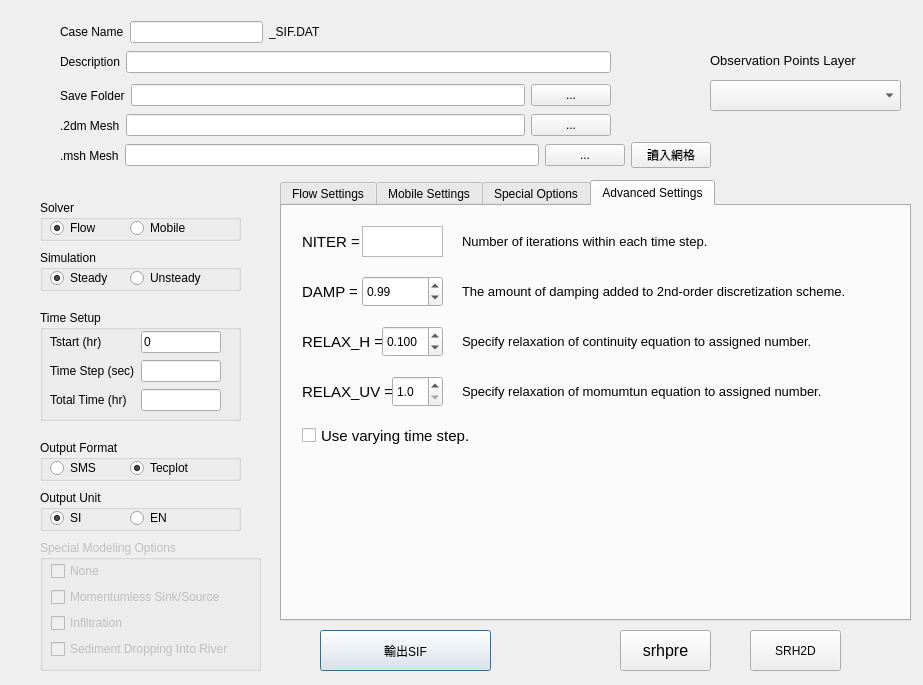
First picture: the form in srhpre.ui, repository sythenA/MeshBuilder, before the edit.
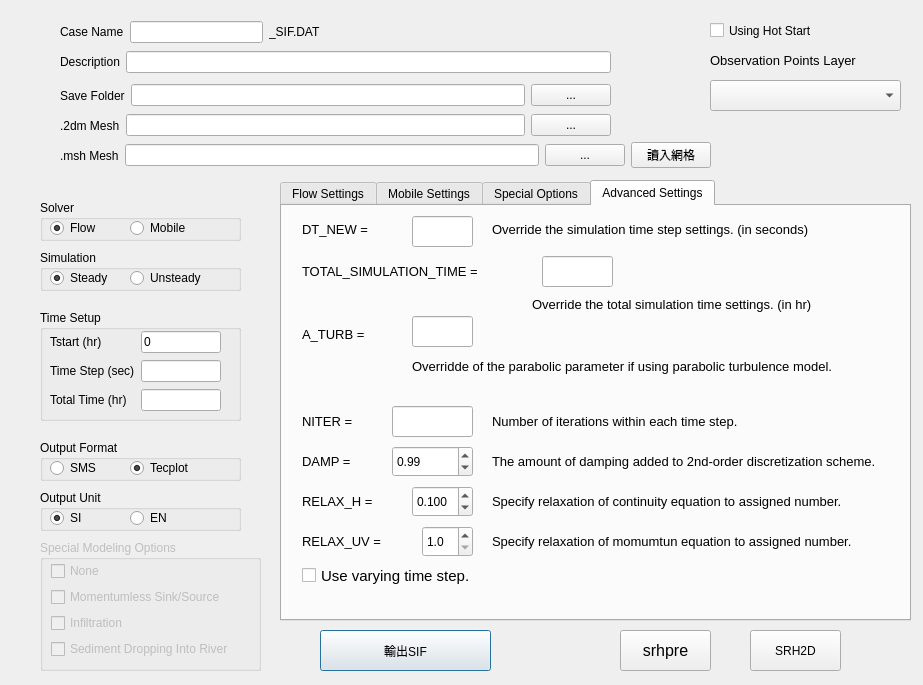
Second picture: the form after the edit. The open tabs and pages were chosen to show the change.

What changed in the file:
```diff
--- a/srhpre.ui
+++ b/srhpre.ui
@@ -2726,42 +2726,32 @@
      <property name="geometry">
       <rect>
        <x>20</x>
-       <y>20</y>
+       <y>200</y>
        <width>111</width>
        <height>31</height>
       </rect>
      </property>
      <property name="font">
       <font>
-       <pointsize>11</pointsize>
+       <pointsize>10</pointsize>
       </font>
      </property>
      <property name="text">
       <string>NITER = </string>
      </property>
     </widget>
-    <widget class="QPlainTextEdit" name="NITEREdit">
-     <property name="geometry">
-      <rect>
-       <x>80</x>
-       <y>20</y>
-       <width>81</width>
-       <height>31</height>
-      </rect>
-     </property>
-    </widget>
     <widget class="QLabel" name="label_52">
      <property name="geometry">
       <rect>
        <x>20</x>
-       <y>70</y>
+       <y>240</y>
        <width>91</width>
        <height>31</height>
       </rect>
      </property>
      <property name="font">
       <font>
-       <pointsize>11</pointsize>
+       <pointsize>10</pointsize>
       </font>
      </property>
      <property name="text">
@@ -2771,8 +2761,8 @@
     <widget class="QLabel" name="label_53">
      <property name="geometry">
       <rect>
-       <x>180</x>
-       <y>20</y>
+       <x>210</x>
+       <y>200</y>
        <width>441</width>
        <height>31</height>
       </rect>
@@ -2789,8 +2779,8 @@
     <widget class="QDoubleSpinBox" name="dampBox">
      <property name="geometry">
       <rect>
-       <x>80</x>
-       <y>70</y>
+       <x>110</x>
+       <y>240</y>
        <width>81</width>
        <height>31</height>
       </rect>
@@ -2811,8 +2801,8 @@
     <widget class="QLabel" name="label_54">
      <property name="geometry">
       <rect>
-       <x>180</x>
-       <y>70</y>
+       <x>210</x>
+       <y>240</y>
        <width>421</width>
        <height>31</height>
       </rect>
@@ -2830,14 +2820,14 @@
      <property name="geometry">
       <rect>
        <x>20</x>
-       <y>120</y>
+       <y>280</y>
        <width>91</width>
        <height>31</height>
       </rect>
      </property>
      <property name="font">
       <font>
-       <pointsize>11</pointsize>
+       <pointsize>10</pointsize>
       </font>
      </property>
      <property name="text">
@@ -2847,8 +2837,8 @@
     <widget class="QDoubleSpinBox" name="relaxHBox">
      <property name="geometry">
       <rect>
-       <x>100</x>
-       <y>120</y>
+       <x>130</x>
+       <y>280</y>
        <width>61</width>
        <height>31</height>
       </rect>
@@ -2873,14 +2863,14 @@
      <property name="geometry">
       <rect>
        <x>20</x>
-       <y>170</y>
+       <y>320</y>
        <width>101</width>
        <height>31</height>
       </rect>
      </property>
      <property name="font">
       <font>
-       <pointsize>11</pointsize>
+       <pointsize>10</pointsize>
       </font>
      </property>
      <property name="text">
@@ -2890,8 +2880,8 @@
     <widget class="QDoubleSpinBox" name="relaxUVBox">
      <property name="geometry">
       <rect>
-       <x>110</x>
-       <y>170</y>
+       <x>140</x>
+       <y>320</y>
        <width>51</width>
        <height>31</height>
       </rect>
@@ -2915,8 +2905,8 @@
     <widget class="QLabel" name="label_57">
      <property name="geometry">
       <rect>
-       <x>180</x>
-       <y>120</y>
+       <x>210</x>
+       <y>280</y>
        <width>401</width>
        <height>31</height>
       </rect>
@@ -2933,8 +2923,8 @@
     <widget class="QLabel" name="label_58">
      <property name="geometry">
       <rect>
-       <x>180</x>
-       <y>170</y>
+       <x>210</x>
+       <y>320</y>
        <width>391</width>
        <height>31</height>
       </rect>
@@ -2952,7 +2942,7 @@
      <property name="geometry">
       <rect>
        <x>20</x>
-       <y>220</y>
+       <y>360</y>
        <width>321</width>
        <height>19</height>
       </rect>
@@ -2966,6 +2956,154 @@
       <string>Use varying time step.</string>
      </property>
     </widget>
+    <widget class="QLabel" name="label_59">
+     <property name="geometry">
+      <rect>
+       <x>20</x>
+       <y>13</y>
+       <width>81</width>
+       <height>21</height>
+      </rect>
+     </property>
+     <property name="font">
+      <font>
+       <pointsize>10</pointsize>
+      </font>
+     </property>
+     <property name="text">
+      <string>DT_NEW =</string>
+     </property>
+    </widget>
+    <widget class="QLineEdit" name="aDTEdit">
+     <property name="geometry">
+      <rect>
+       <x>130</x>
+       <y>10</y>
+       <width>61</width>
+       <height>31</height>
+      </rect>
+     </property>
+    </widget>
+    <widget class="QLabel" name="label_60">
+     <property name="geometry">
+      <rect>
+       <x>210</x>
+       <y>13</y>
+       <width>411</width>
+       <height>21</height>
+      </rect>
+     </property>
+     <property name="font">
+      <font>
+       <pointsize>10</pointsize>
+      </font>
+     </property>
+     <property name="text">
+      <string>Override the simulation time step settings. (in seconds)</string>
+     </property>
+    </widget>
+    <widget class="QLabel" name="label_61">
+     <property name="geometry">
+      <rect>
+       <x>20</x>
+       <y>50</y>
+       <width>221</width>
+       <height>31</height>
+      </rect>
+     </property>
+     <property name="font">
+      <font>
+       <pointsize>10</pointsize>
+      </font>
+     </property>
+     <property name="text">
+      <string>TOTAL_SIMULATION_TIME = </string>
+     </property>
+    </widget>
+    <widget class="QLineEdit" name="aSIMTIMEEdit">
+     <property name="geometry">
+      <rect>
+       <x>260</x>
+       <y>50</y>
+       <width>71</width>
+       <height>31</height>
+      </rect>
+     </property>
+    </widget>
+    <widget class="QLabel" name="label_62">
+     <property name="geometry">
+      <rect>
+       <x>250</x>
+       <y>90</y>
+       <width>361</width>
+       <height>16</height>
+      </rect>
+     </property>
+     <property name="font">
+      <font>
+       <pointsize>10</pointsize>
+      </font>
+     </property>
+     <property name="text">
+      <string>Override the total simulation time settings. (in hr)</string>
+     </property>
+    </widget>
+    <widget class="QLabel" name="label_63">
+     <property name="geometry">
+      <rect>
+       <x>20</x>
+       <y>120</y>
+       <width>81</width>
+       <height>16</height>
+      </rect>
+     </property>
+     <property name="font">
+      <font>
+       <pointsize>10</pointsize>
+      </font>
+     </property>
+     <property name="text">
+      <string>A_TURB = </string>
+     </property>
+    </widget>
+    <widget class="QLineEdit" name="aTurbEdit">
+     <property name="geometry">
+      <rect>
+       <x>130</x>
+       <y>110</y>
+       <width>61</width>
+       <height>31</height>
+      </rect>
+     </property>
+    </widget>
+    <widget class="QLabel" name="label_64">
+     <property name="geometry">
+      <rect>
+       <x>130</x>
+       <y>150</y>
+       <width>481</width>
+       <height>21</height>
+      </rect>
+     </property>
+     <property name="font">
+      <font>
+       <pointsize>10</pointsize>
+      </font>
+     </property>
+     <property name="text">
+      <string>Overridde of the parabolic parameter if using parabolic turbulence model.</string>
+     </property>
+    </widget>
+    <widget class="QLineEdit" name="NITEREdit">
+     <property name="geometry">
+      <rect>
+       <x>110</x>
+       <y>200</y>
+       <width>81</width>
+       <height>31</height>
+      </rect>
+     </property>
+    </widget>
    </widget>
   </widget>
   <widget class="QComboBox" name="obsPointsLayerCombo">
@@ -2996,6 +3134,19 @@
     <string>Observation Points Layer</string>
    </property>
   </widget>
+  <widget class="QCheckBox" name="hotStartChk">
+   <property name="geometry">
+    <rect>
+     <x>710</x>
+     <y>20</y>
+     <width>191</width>
+     <height>21</height>
+    </rect>
+   </property>
+   <property name="text">
+    <string>Using Hot Start</string>
+   </property>
+  </widget>
  </widget>
  <resources/>
  <connections/>
```
Left out of the diff: 6 changed lines with no effect on the pictures.
